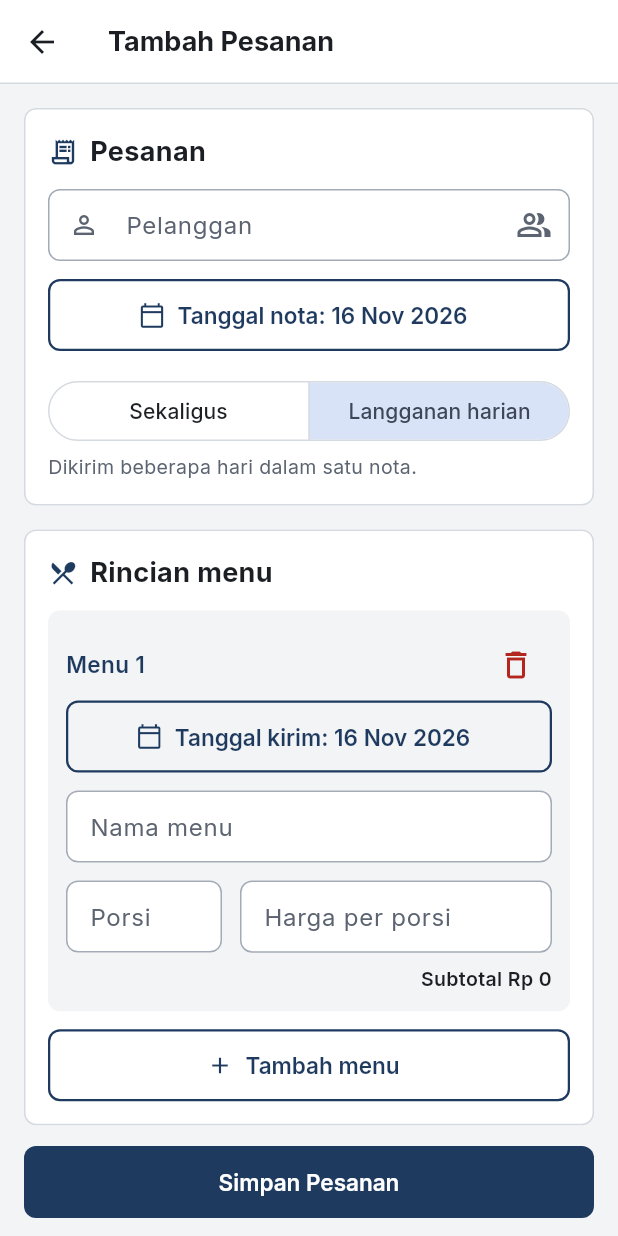
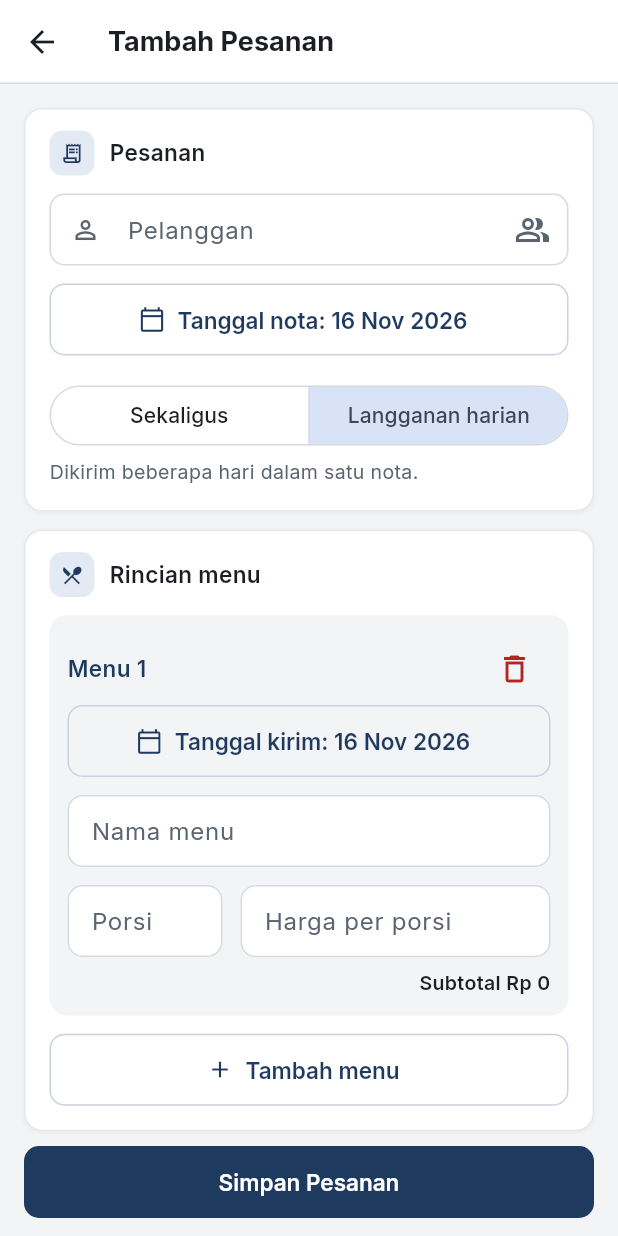
Before and after one commit to putriaariibah-bit/sistem-admin-mustika-ayu, a Flutter app: the screen it shows once a user with an empty profile is signed in, after a tap on "Tambah Pesanan", on a phone screen of 412 x 824 dp. Run offline on Flutter 3.47's test engine with Material 3 defaults, Android fonts, the phone set to English and light mode, and no system bars; our stand-ins replace cloud_firestore, firebase_auth, firebase_core, share_plus; missing offline and left inert: gal; accounts and stored records are empty.

Commit message:
Tambah token kartu putih, kotak ikon, dan logo
Co-Authored-By: Claude Opus 5.5 <noreply@anthropic.com>
Claude-Session: https://claude.ai/code/session_01M1MDQ1JNjBMbH3Tt94S1mm

```diff
--- a/lib/utils/theme.dart
+++ b/lib/utils/theme.dart
@@ -74,7 +74,31 @@ class AppTheme {
 
   // ── Dimensi komponen ────────────────────────────────────────
   static const double tinggiTombol = 48.0;
-  static const double sudutKartu = 8.0;
+
+  /// Sudut kartu putih (desain kartu putih, 16 Nov 2026).
+  static const double sudutKartu = 12.0;
+
+  /// Sudut tombol dan kolom isian.
+  static const double sudutTombol = 10.0;
+
+  /// Garis tipis kartu putih.
+  static const Color garisKartu = Color(0xFFE5E7EB);
+
+  /// Garis tombol sekunder (bergaris).
+  static const Color garisTombol = Color(0xFFC9D2DF);
+
+  /// Teks tersier, mis. tanggal nota pada kartu pesanan.
+  static const Color textTersier = Color(0xFF8A93A0);
+
+  /// Kartu putih: sudut 12, garis tipis, bayangan sangat halus.
+  static const BoxDecoration dekorasiKartu = BoxDecoration(
+    color: Colors.white,
+    borderRadius: BorderRadius.all(Radius.circular(sudutKartu)),
+    border: Border.fromBorderSide(BorderSide(color: garisKartu)),
+    boxShadow: [
+      BoxShadow(color: Color(0x0D101828), blurRadius: 2, offset: Offset(0, 1)),
+    ],
+  );
 
   /// Lebar layar minimal yang dianggap layar lebar (browser).
   ///
@@ -132,7 +156,7 @@ class AppTheme {
   static ThemeData get light {
     final scheme = colorScheme;
     final bentukTombol = RoundedRectangleBorder(
-      borderRadius: BorderRadius.circular(sudutKartu),
+      borderRadius: BorderRadius.circular(sudutTombol),
     );
 
     return ThemeData(
@@ -156,14 +180,14 @@ class AppTheme {
           color: textPrimary,
         ),
       ),
-      // ── Card bergaris tipis tanpa bayangan ───────────────────
+      // ── Card putih bergaris tipis ────────────────────────────
       cardTheme: CardThemeData(
         color: latar,
         elevation: 0,
         surfaceTintColor: Colors.transparent,
         shape: RoundedRectangleBorder(
           borderRadius: BorderRadius.circular(sudutKartu),
-          side: const BorderSide(color: garis),
+          side: const BorderSide(color: garisKartu),
         ),
         margin: EdgeInsets.zero,
       ),
@@ -201,7 +225,7 @@ class AppTheme {
           foregroundColor: primary,
           minimumSize: const Size(0, tinggiTombol),
           shape: bentukTombol,
-          side: const BorderSide(color: primary, width: 1.5),
+          side: const BorderSide(color: garisTombol),
           textStyle: const TextStyle(
             fontFamily: fontFamily,
             fontSize: isi,
@@ -230,23 +254,23 @@ class AppTheme {
           fontSize: keterangan,
         ),
         border: OutlineInputBorder(
-          borderRadius: BorderRadius.circular(sudutKartu),
+          borderRadius: BorderRadius.circular(sudutTombol),
           borderSide: const BorderSide(color: garis),
         ),
         enabledBorder: OutlineInputBorder(
-          borderRadius: BorderRadius.circular(sudutKartu),
-          borderSide: const BorderSide(color: Color(0xFFA3ABB6)),
+          borderRadius: BorderRadius.circular(sudutTombol),
+          borderSide: const BorderSide(color: garis),
         ),
         focusedBorder: OutlineInputBorder(
-          borderRadius: BorderRadius.circular(sudutKartu),
+          borderRadius: BorderRadius.circular(sudutTombol),
           borderSide: const BorderSide(color: primary, width: 2),
         ),
         errorBorder: OutlineInputBorder(
-          borderRadius: BorderRadius.circular(sudutKartu),
+          borderRadius: BorderRadius.circular(sudutTombol),
           borderSide: const BorderSide(color: danger),
         ),
         focusedErrorBorder: OutlineInputBorder(
-          borderRadius: BorderRadius.circular(sudutKartu),
+          borderRadius: BorderRadius.circular(sudutTombol),
           borderSide: const BorderSide(color: danger, width: 2),
         ),
         contentPadding: const EdgeInsets.symmetric(
@@ -259,7 +283,7 @@ class AppTheme {
         backgroundColor: latar,
         selectedColor: primary,
         disabledColor: permukaan,
-        side: const BorderSide(color: Color(0xFFA3ABB6)),
+        side: const BorderSide(color: garis),
         shape: const StadiumBorder(),
         showCheckmark: false,
         labelStyle: const TextStyle(
@@ -282,9 +306,9 @@ class AppTheme {
       ),
       // ── NavigationBar bawah (ponsel) ─────────────────────────
       navigationBarTheme: NavigationBarThemeData(
-        backgroundColor: permukaan,
+        backgroundColor: latar,
         surfaceTintColor: Colors.transparent,
-        indicatorColor: primary.withValues(alpha: 0.12),
+        indicatorColor: primaryMuda,
         height: 64,
         labelTextStyle: WidgetStateProperty.resolveWith((states) {
           final aktif = states.contains(WidgetState.selected);
--- a/lib/widgets/kartu_bagian.dart
+++ b/lib/widgets/kartu_bagian.dart
@@ -1,6 +1,7 @@
 import 'package:flutter/material.dart';
 
 import '../utils/theme.dart';
+import 'kotak_ikon.dart';
 
 /// Kartu berjudul untuk mengelompokkan isi Detail dan Form Pesanan,
 /// misalnya Rincian Menu, Pembayaran, dan Riwayat Perubahan.
@@ -20,18 +21,38 @@ class KartuBagian extends StatelessWidget {
 
   @override
   Widget build(BuildContext context) {
-    return Card(
-      margin: const EdgeInsets.only(bottom: AppTheme.spacing16),
+    return Container(
+      margin: const EdgeInsets.only(bottom: AppTheme.spacing12),
+      decoration: AppTheme.dekorasiKartu,
       child: Padding(
-        padding: const EdgeInsets.all(AppTheme.spacing16),
+        padding: const EdgeInsets.fromLTRB(
+          AppTheme.spacing16,
+          AppTheme.spacing12 + 2,
+          AppTheme.spacing16,
+          AppTheme.spacing16,
+        ),
         child: Column(
           crossAxisAlignment: CrossAxisAlignment.stretch,
           children: [
             Row(
               children: [
-                Icon(ikon, size: 20, color: AppTheme.primary),
-                const SizedBox(width: AppTheme.spacing8),
-                Expanded(child: Text(judul, style: AppTheme.gayaSeksi)),
+                KotakIkon(
+                  ikon: ikon,
+                  warna: AppTheme.primary,
+                  latar: AppTheme.primaryMuda,
+                  ukuran: 30,
+                ),
+                const SizedBox(width: AppTheme.spacing12 - 2),
+                Expanded(
+                  child: Text(
+                    judul,
+                    style: const TextStyle(
+                      fontSize: 15,
+                      fontWeight: FontWeight.w600,
+                      color: AppTheme.textPrimary,
+                    ),
+                  ),
+                ),
                 ?aksi,
               ],
             ),
--- /dev/null
+++ b/lib/widgets/kotak_ikon.dart
@@ -0,0 +1,45 @@
+import 'package:flutter/material.dart';
+
+import '../models/pesanan.dart';
+import 'status_badge.dart';
+
+/// Kotak ikon berwarna pastel di sudut kartu, mis. pada kartu ringkasan
+/// Dashboard dan Rekap.
+class KotakIkon extends StatelessWidget {
+  final IconData ikon;
+  final Color warna;
+  final Color latar;
+  final double ukuran;
+
+  const KotakIkon({
+    super.key,
+    required this.ikon,
+    required this.warna,
+    required this.latar,
+    this.ukuran = 36,
+  });
+
+  /// Kotak ikon dengan warna status pembayaran (Belum bayar, DP, Lunas).
+  KotakIkon.status(StatusPembayaran status, {Key? key, double ukuran = 36})
+      : this(
+          key: key,
+          ikon: WarnaStatus.ikon(status),
+          warna: WarnaStatus.utama(status),
+          latar: WarnaStatus.latar(status),
+          ukuran: ukuran,
+        );
+
+  @override
+  Widget build(BuildContext context) {
+    return Container(
+      width: ukuran,
+      height: ukuran,
+      alignment: Alignment.center,
+      decoration: BoxDecoration(
+        color: latar,
+        borderRadius: BorderRadius.circular(ukuran * 0.28),
+      ),
+      child: Icon(ikon, size: ukuran * 0.52, color: warna),
+    );
+  }
+}
--- /dev/null
+++ b/lib/widgets/logo_usaha.dart
@@ -0,0 +1,29 @@
+import 'package:flutter/material.dart';
+
+import '../utils/theme.dart';
+
+/// Logo Mustika Ayu Catering di dalam kotak putih bergaris tipis.
+///
+/// Gambar logo berupa garis biru #1F3A5F berlatar transparan.
+class LogoUsaha extends StatelessWidget {
+  static const String aset = 'assets/images/logo_mustika.png';
+
+  final double ukuran;
+
+  const LogoUsaha({super.key, this.ukuran = 44});
+
+  @override
+  Widget build(BuildContext context) {
+    return Container(
+      width: ukuran,
+      height: ukuran,
+      padding: EdgeInsets.all(ukuran * 0.14),
+      decoration: BoxDecoration(
+        color: Colors.white,
+        borderRadius: BorderRadius.circular(ukuran * 0.27),
+        border: Border.all(color: AppTheme.garisKartu),
+      ),
+      child: Image.asset(aset, fit: BoxFit.contain),
+    );
+  }
+}
--- a/pubspec.yaml
+++ b/pubspec.yaml
@@ -77,6 +77,10 @@ flutter:
         - asset: assets/fonts/Inter-Bold.ttf
           weight: 700
 
+  # Logo Mustika Ayu Catering (garis biru #1F3A5F, latar transparan).
+  assets:
+    - assets/images/
+
   # To add assets to your application, add an assets section, like this:
   # assets:
   #   - images/a_dot_burr.jpeg
```
Also changed, not shown: assets/images/logo_mustika.png (added), 1 other file.
